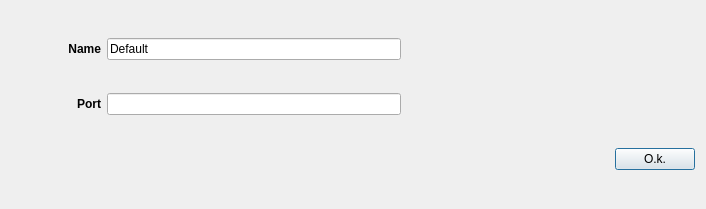
First picture: the form in antilog/src/inputs/udpsourcedialog.ui, repository bjerrep/antilog, before the edit.
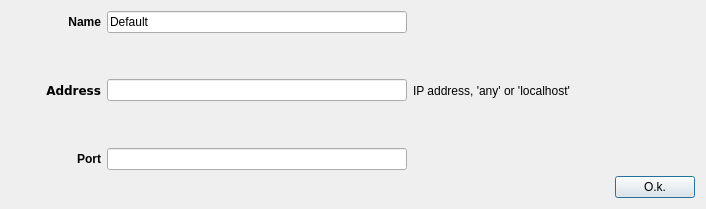
Second picture: the form after the edit.

Commit message: added ip address to udp source

```diff
--- a/antilog/src/inputs/udpsourcedialog.ui
+++ b/antilog/src/inputs/udpsourcedialog.ui
@@ -55,6 +55,12 @@
      </item>
      <item>
       <widget class="QLineEdit" name="name">
+       <property name="minimumSize">
+        <size>
+         <width>300</width>
+         <height>0</height>
+        </size>
+       </property>
        <property name="text">
         <string>Default</string>
        </property>
@@ -75,6 +81,72 @@
      </item>
     </layout>
    </item>
+   <item>
+    <layout class="QHBoxLayout" name="horizontalLayout_4">
+     <item>
+      <widget class="QLabel" name="labelAddress">
+       <property name="minimumSize">
+        <size>
+         <width>90</width>
+         <height>0</height>
+        </size>
+       </property>
+       <property name="font">
+        <font>
+         <family>DejaVu Sans</family>
+         <weight>75</weight>
+         <bold>true</bold>
+        </font>
+       </property>
+       <property name="text">
+        <string>Address</string>
+       </property>
+       <property name="alignment">
+        <set>Qt::AlignRight|Qt::AlignTrailing|Qt::AlignVCenter</set>
+       </property>
+       <property name="indent">
+        <number>-2</number>
+       </property>
+      </widget>
+     </item>
+     <item>
+      <widget class="QLineEdit" name="address">
+       <property name="minimumSize">
+        <size>
+         <width>300</width>
+         <height>0</height>
+        </size>
+       </property>
+      </widget>
+     </item>
+     <item>
+      <widget class="QLabel" name="label">
+       <property name="maximumSize">
+        <size>
+         <width>200</width>
+         <height>16777215</height>
+        </size>
+       </property>
+       <property name="text">
+        <string>IP address, 'any' or 'localhost'</string>
+       </property>
+      </widget>
+     </item>
+     <item>
+      <spacer name="horizontalSpacer_4">
+       <property name="orientation">
+        <enum>Qt::Horizontal</enum>
+       </property>
+       <property name="sizeHint" stdset="0">
+        <size>
+         <width>40</width>
+         <height>20</height>
+        </size>
+       </property>
+      </spacer>
+     </item>
+    </layout>
+   </item>
    <item>
     <layout class="QHBoxLayout" name="horizontalLayout_3">
      <item>
@@ -100,7 +172,14 @@
       </widget>
      </item>
      <item>
-      <widget class="QLineEdit" name="port"/>
+      <widget class="QLineEdit" name="port">
+       <property name="minimumSize">
+        <size>
+         <width>300</width>
+         <height>0</height>
+        </size>
+       </property>
+      </widget>
      </item>
      <item>
       <spacer name="horizontalSpacer_3">
```
The commit also changes 5 other files.
